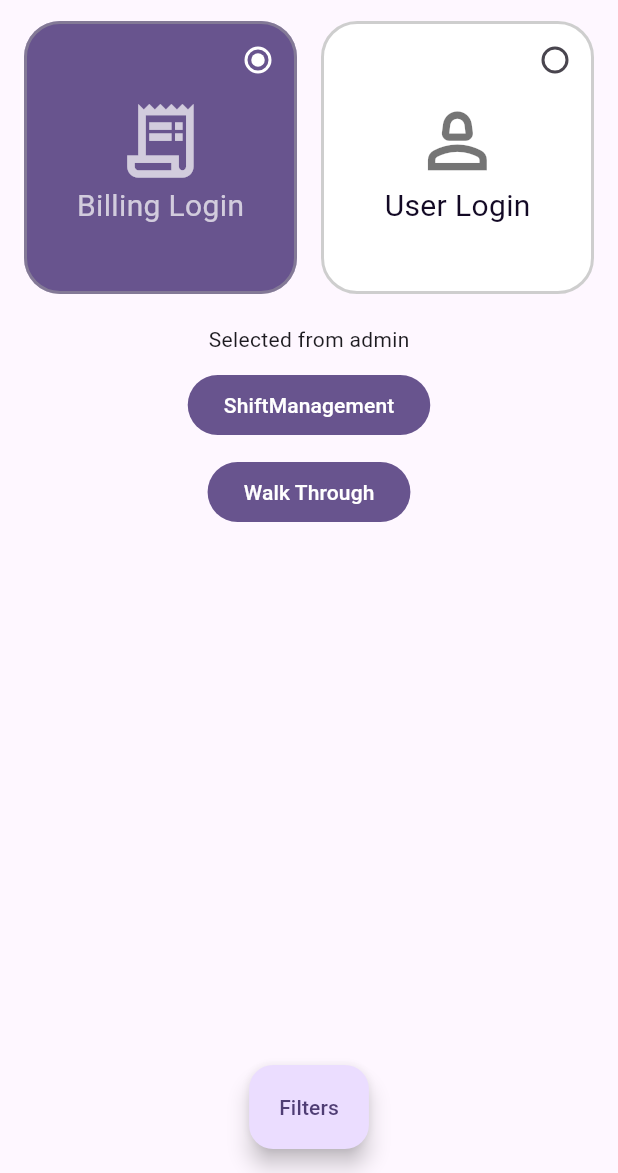
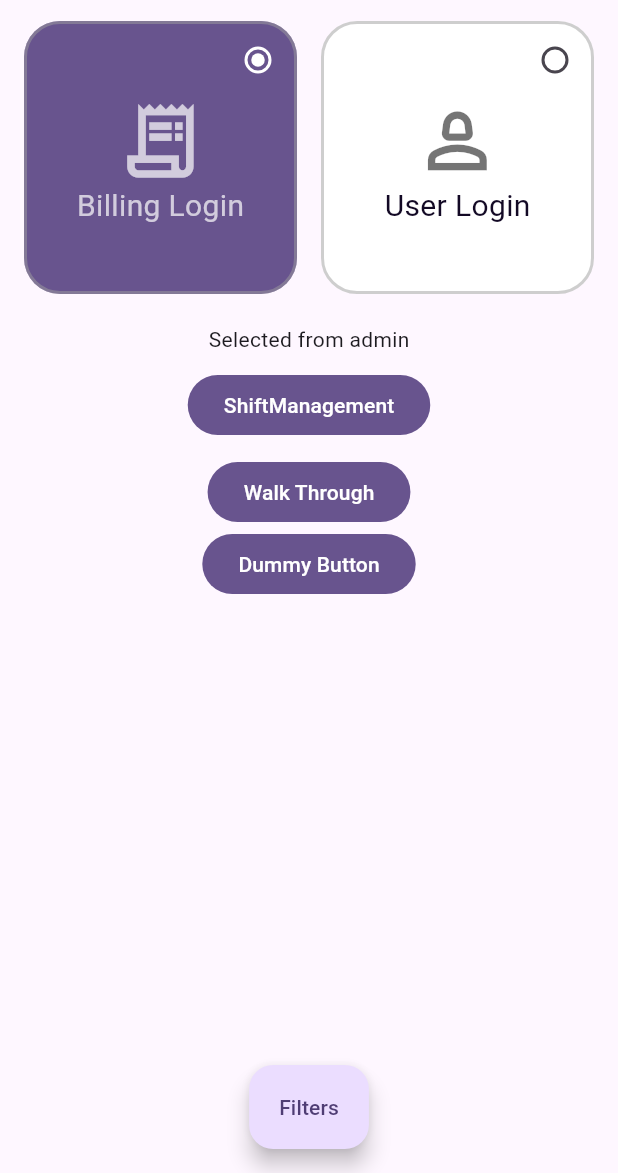
Before and after one commit to Subramanyambandi/KarloandReports, a Flutter app: the screen it shows after launch, on a phone screen of 412 x 824 dp, the part 63-1236 px from its top. Run offline on Flutter 3.47's test engine with Material 3 defaults, Android fonts, the phone set to English and light mode, and no system bars; our stand-ins replace cached_network_image, fluttertoast, month_picker_dialog.

Commit message:
dummy button added

```diff
--- a/lib/screens/reports_screen.dart
+++ b/lib/screens/reports_screen.dart
@@ -56,7 +56,7 @@ class _ReportsScreenState extends State<ReportsScreen> {
           ),
           const SizedBox(height: 20),
           _buildFilterOption(),
-           SizedBox(
+          SizedBox(
             height: 10,
           ),
           FilledButton(
@@ -70,17 +70,23 @@ class _ReportsScreenState extends State<ReportsScreen> {
             },
             child: const Text("ShiftManagement"),
           ),
-            const SizedBox(height: 10,),
+          const SizedBox(
+            height: 10,
+          ),
           FilledButton(
             onPressed: () {
               Navigator.push(
                 context,
                 MaterialPageRoute(
-                  builder: (context) =>  WalkThroughScreen(),
+                  builder: (context) => WalkThroughScreen(),
                 ),
               );
             },
             child: const Text("Walk Through"),
+          ),
+          FilledButton(
+            onPressed: () {},
+            child: const Text("Dummy Button"),
           ),
         ],
       ),
@@ -133,8 +139,9 @@ class _ReportsScreenState extends State<ReportsScreen> {
                   Icon(
                     icon,
                     size: width / 7,
-                    color:
-                        _selectedOption == option ? Colors.white70 : Colors.black54,
+                    color: _selectedOption == option
+                        ? Colors.white70
+                        : Colors.black54,
                   ),
                   Text(
                     label,
```
